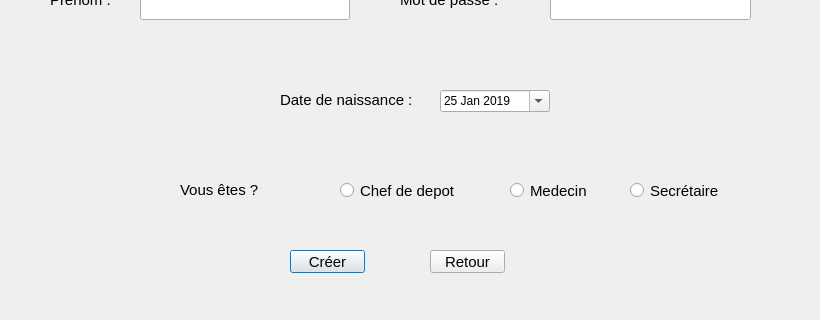
Qt form integration/creer_compte.ui (fourat8/madsquad) before a commit; both pictures show x 0 to 820 and y 210 to 530 of the 820 by 530 pixel window.
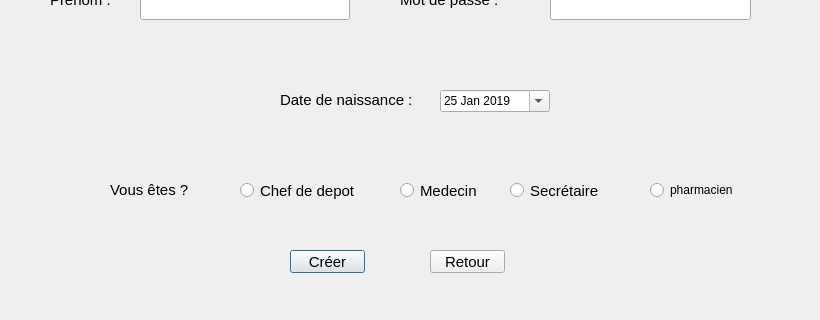
The same form after that commit.

```diff
--- a/integration/creer_compte.ui
+++ b/integration/creer_compte.ui
@@ -238,7 +238,7 @@
   <widget class="QRadioButton" name="radioButton">
    <property name="geometry">
     <rect>
-     <x>510</x>
+     <x>400</x>
      <y>390</y>
      <width>91</width>
      <height>21</height>
@@ -256,7 +256,7 @@
   <widget class="QRadioButton" name="radioButton_2">
    <property name="geometry">
     <rect>
-     <x>630</x>
+     <x>510</x>
      <y>390</y>
      <width>111</width>
      <height>21</height>
@@ -274,7 +274,7 @@
   <widget class="QLabel" name="label_7">
    <property name="geometry">
     <rect>
-     <x>180</x>
+     <x>110</x>
      <y>390</y>
      <width>131</width>
      <height>20</height>
@@ -328,7 +328,7 @@
   <widget class="QRadioButton" name="radioButton_3">
    <property name="geometry">
     <rect>
-     <x>340</x>
+     <x>240</x>
      <y>390</y>
      <width>151</width>
      <height>21</height>
@@ -343,6 +343,22 @@
     <string>Chef de depot</string>
    </property>
   </widget>
+  <widget class="QRadioButton" name="radioButton_4">
+   <property name="geometry">
+    <rect>
+     <x>650</x>
+     <y>390</y>
+     <width>121</width>
+     <height>20</height>
+    </rect>
+   </property>
+   <property name="styleSheet">
+    <string notr="true">font: 75 10pt &quot;MS Shell Dlg 2&quot;;</string>
+   </property>
+   <property name="text">
+    <string>pharmacien</string>
+   </property>
+  </widget>
  </widget>
  <resources/>
  <connections/>
```
